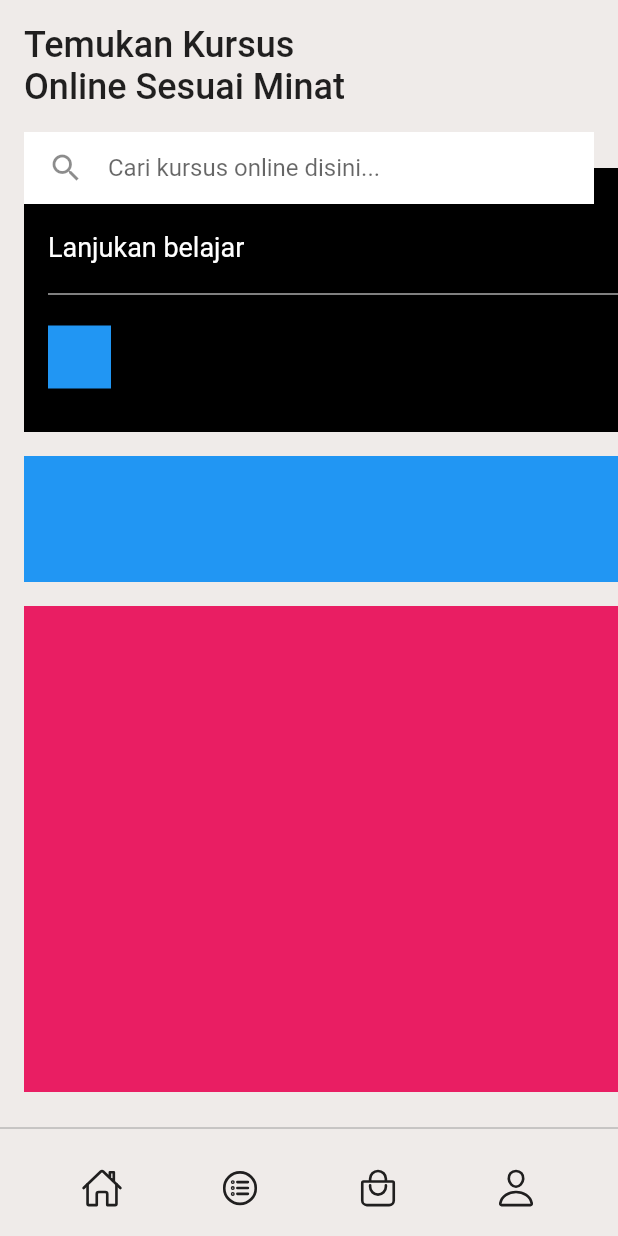
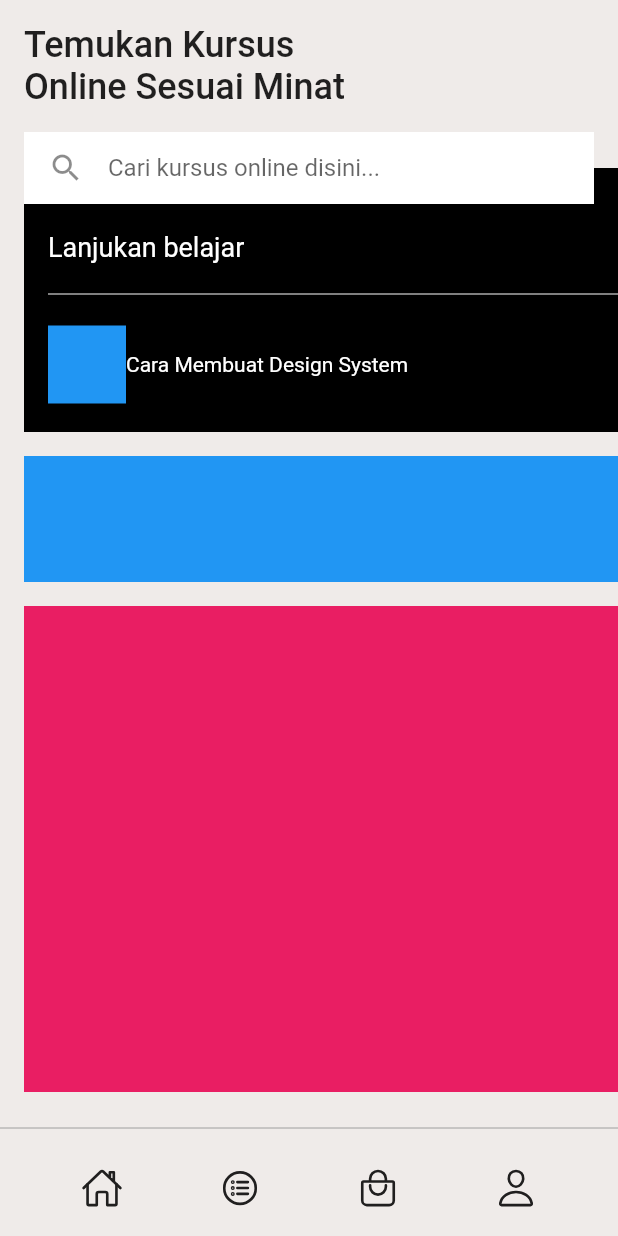
Before and after one commit to JAICHANGPARK/flutter_notebook_19th_story, a Flutter app: the screen it shows after launch, on a phone screen of 412 x 824 dp. Run offline on Flutter 3.47's test engine with Material 2 defaults, Android fonts, the phone set to English and light mode, and no system bars; our stand-ins replace bubble_tab_indicator, cached_network_image, countup, fl_chart, flutter_riverpod, freezed_annotation and 4 more.

Commit message:
Update e_course_home_page.dart

```diff
--- a/lib/ep1148_e_course_app/src/ui/e_course_home_page.dart
+++ b/lib/ep1148_e_course_app/src/ui/e_course_home_page.dart
@@ -75,11 +75,21 @@ class _ECourseHomePageState extends State<ECourseHomePage> {
                                     Row(
                                       children: [
                                         Container(
-                                          height: 42,
-                                          width: 42,
+                                          height: 52,
+                                          width: 52,
                                           decoration: BoxDecoration(
                                             color: Colors.blue,
                                           ),
+                                        ),
+                                        Column(
+                                          children: [
+                                            Text(
+                                              "Cara Membuat Design System",
+                                              style: TextStyle(
+                                                color: Colors.white,
+                                              ),
+                                            )
+                                          ],
                                         )
                                       ],
                                     )
```
